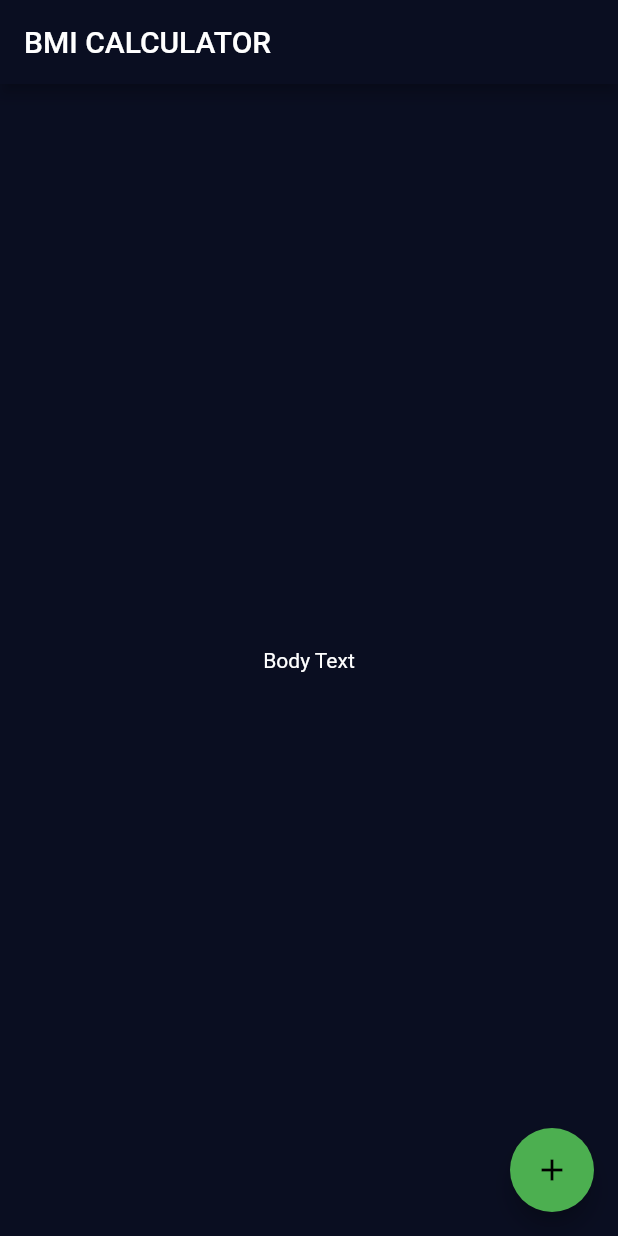
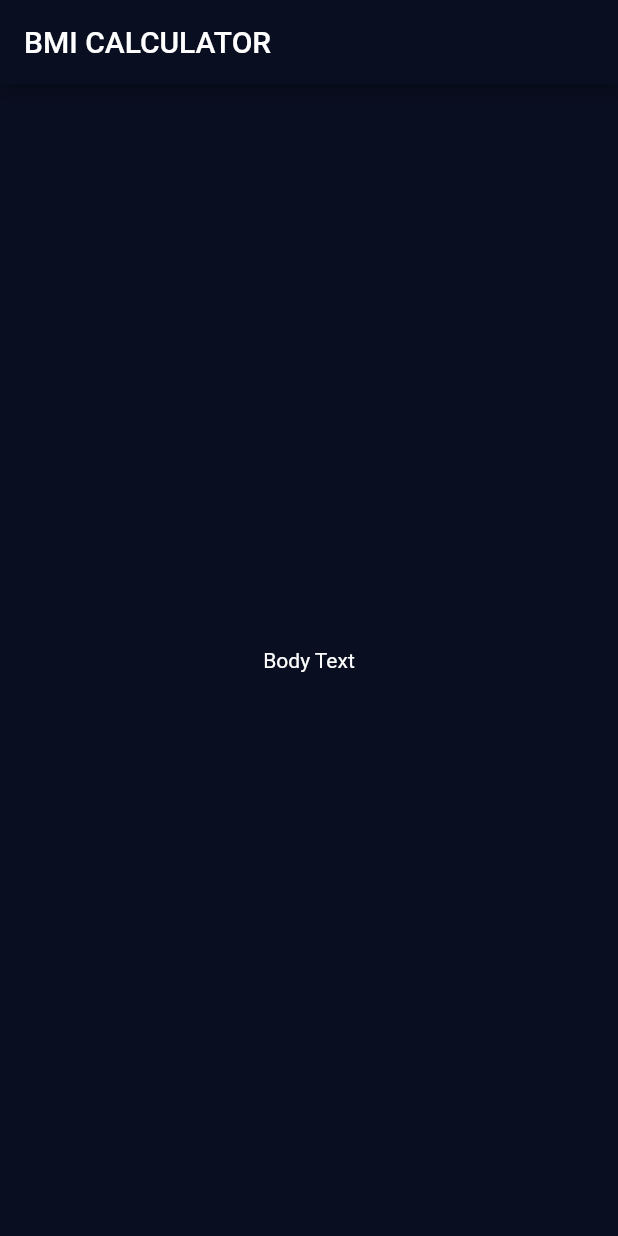
Before and after one commit to srmorteza/bmi_clalulator_flutter, a Flutter app: the screen it shows after launch, on a phone screen of 412 x 824 dp. Run offline on Flutter 3.47's test engine with Material 2 defaults, Android fonts, the phone set to English and light mode, and no system bars.

Commit message:
delete button 1401-7-18

```diff
--- a/lib/input_page.dart
+++ b/lib/input_page.dart
@@ -1,5 +1,4 @@
 import 'package:flutter/material.dart';
-
 
 class InputPage extends StatefulWidget {
   @override
@@ -16,13 +15,7 @@ class _InputPageState extends State<InputPage> {
       body: Center(
         child: Text('Body Text'),
       ),
-      floatingActionButton: FloatingActionButton(
-        onPressed: () {
-          // Add your onPressed code here!
-        },
-        backgroundColor: Colors.green,
-        child: const Icon(Icons.add),
-      ),
+
     );
   }
 }
--- a/lib/main.dart
+++ b/lib/main.dart
@@ -14,9 +14,6 @@ class BMICalculator extends StatelessWidget {
         ),
         scaffoldBackgroundColor: Color(0XFF0A0E21),
       ),
-
-//0XFF0A0E21
-
       home: InputPage(),
     );
   }
```
